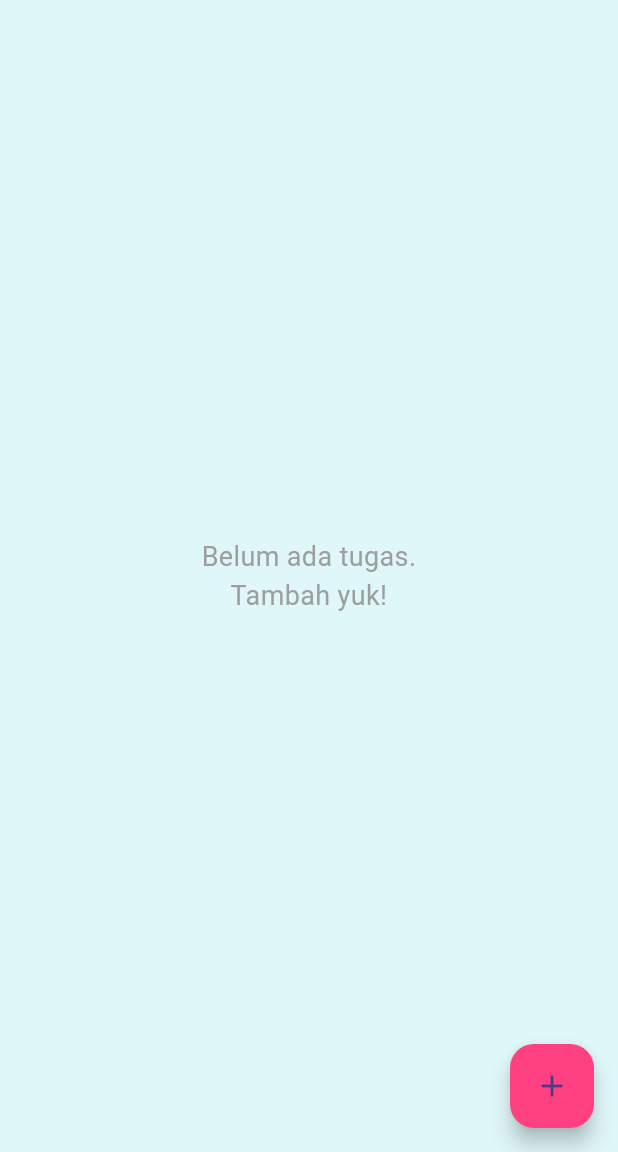
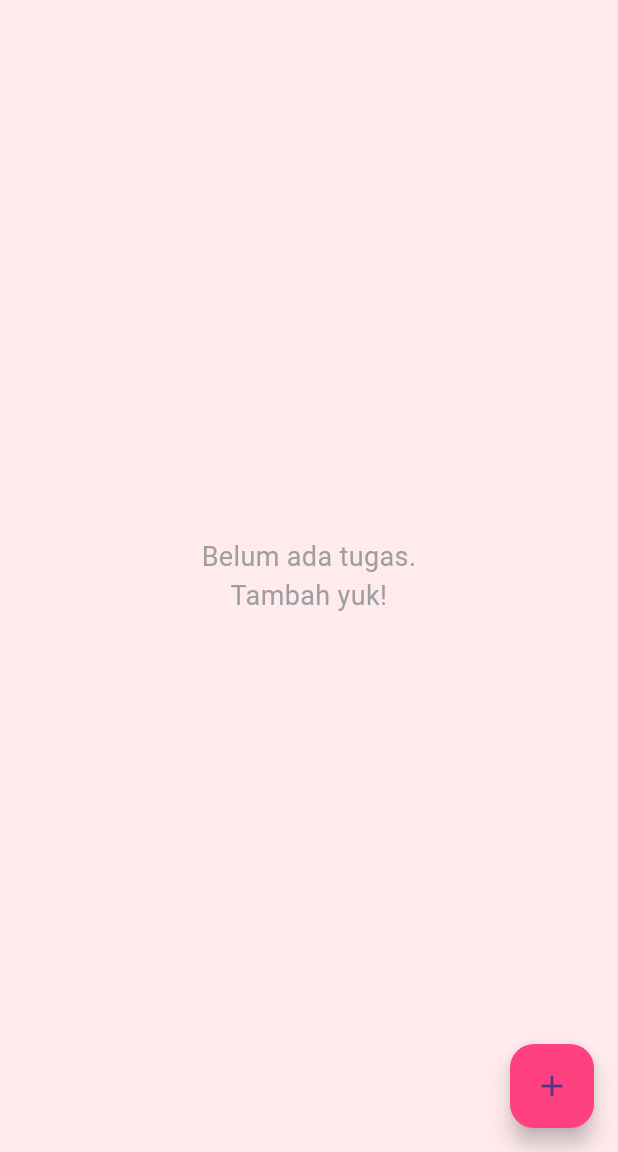
Before and after one commit to sitiafiza/to-do-list, a Flutter app: the screen it shows after launch, on a phone screen of 412 x 824 dp, the part 84-1236 px from its top. Run offline on Flutter 3.47's test engine with Material 3 defaults, Android fonts, the phone set to English and light mode, and no system bars.

Commit message:
mengubah warna

```diff
--- a/lib/main.dart
+++ b/lib/main.dart
@@ -19,7 +19,7 @@ class MyApp extends StatelessWidget {
       debugShowCheckedModeBanner: false,
       theme: ThemeData(
         primaryColor: Colors.pinkAccent,
-        scaffoldBackgroundColor: Color(0xFFE0F7FA), // biru muda
+        scaffoldBackgroundColor: Color(0xFFFFEBEE), // pink muda
         fontFamily: 'Roboto',
         floatingActionButtonTheme: FloatingActionButtonThemeData(
           backgroundColor: Colors.pinkAccent,
@@ -122,7 +122,7 @@ class _TodoListPageState extends State<TodoListPage> {
                 final task = _tasks[index];
                 return Card(
                   elevation: 2,
-                  color: Color(0xFFFFEBEE), // pink muda
+                  color: Color(0xFFB3E5FC), // biru pastel
                   shape: RoundedRectangleBorder(
                     borderRadius: BorderRadius.circular(12),
                   ),
```
